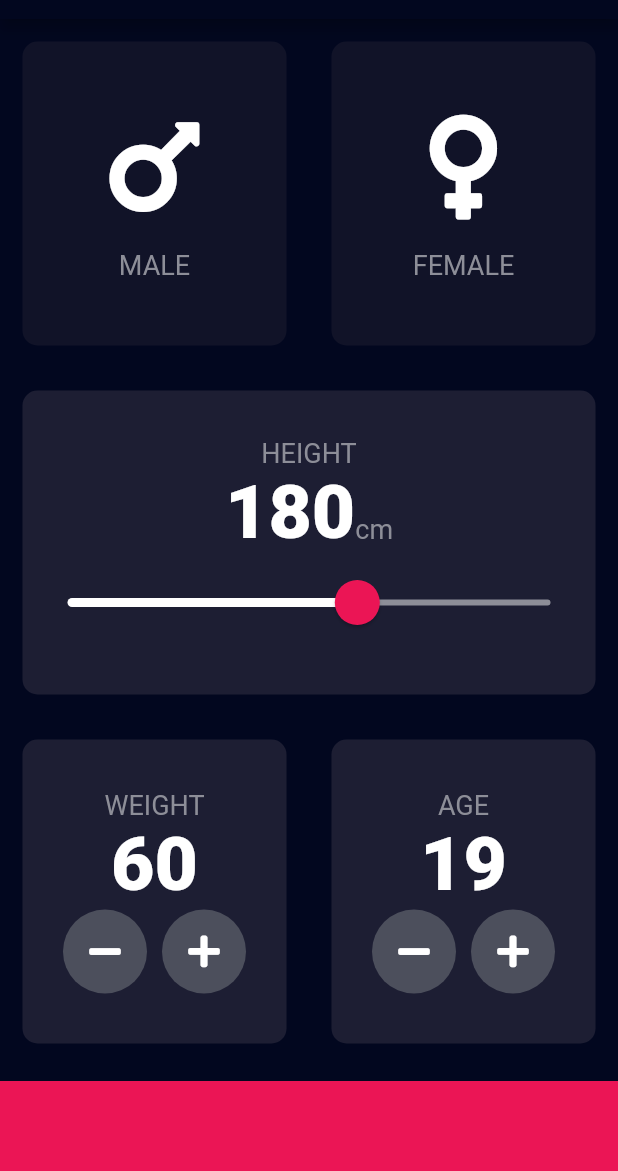
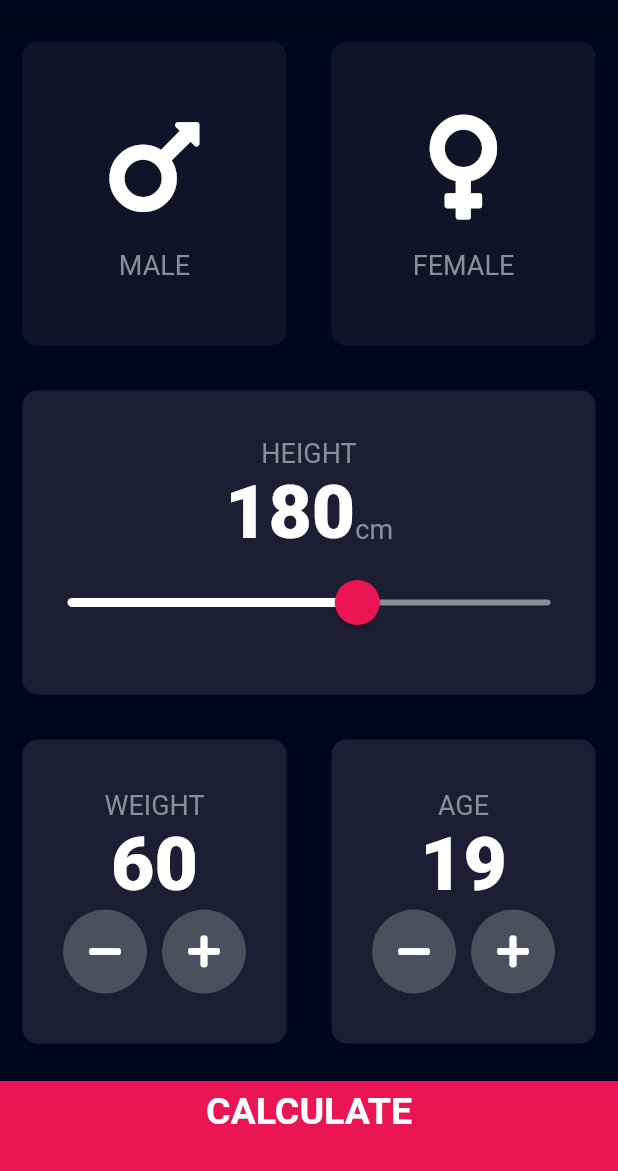
Before and after one commit to sirbuandrei/BmiCalculator, a Flutter app: the screen it shows after launch, on a phone screen of 412 x 824 dp, the part 65-1236 px from its top. Run offline on Flutter 3.47's test engine with Material 2 defaults, Android fonts, the phone set to English and light mode, and no system bars; our stand-ins replace font_awesome_flutter.

Commit message:
final app

```diff
--- /dev/null
+++ b/lib/component/bottom_button.dart
@@ -0,0 +1,26 @@
+import 'package:flutter/material.dart';
+import '../constants.dart';
+
+class BottomButton extends StatelessWidget {
+  BottomButton({@required this.onTap, @required this.buttonTitle});
+
+  final Function onTap;
+  final String buttonTitle;
+
+  @override
+  Widget build(BuildContext context) {
+    return GestureDetector(
+      onTap: onTap,
+      child: Container(
+        child: Center(
+            child: Text(buttonTitle, style: kLargeButtonTextStyle,)
+        ),
+        color: kBottomContainerColor,
+        margin: EdgeInsets.only(top: 10.0),
+        padding: EdgeInsets.only(bottom: 20.0),
+        width: double.infinity,
+        height: kBottomContainerHeight,
+      ),
+    );
+  }
+}
--- a/lib/icon_content.dart
+++ b/lib/component/icon_content.dart
@@ -1,5 +1,5 @@
 import 'package:flutter/material.dart';
-import 'constants.dart';
+import '../constants.dart';
 
 class IconContent extends StatelessWidget{
   IconContent({this.icon, this.text});
--- a/lib/reusable_card.dart
+++ b/lib/component/reusable_card.dart
@@ -1,4 +1,5 @@
 import 'package:flutter/material.dart';
+import '../constants.dart';
 
 class ReusableCard extends StatelessWidget {
   const ReusableCard({@required this.colour, this.cardChild, this.onPress});
--- /dev/null
+++ b/lib/component/round_icon.dart
@@ -0,0 +1,24 @@
+import 'package:flutter/material.dart';
+import '../constants.dart';
+
+class RoundIconButton extends StatelessWidget {
+  RoundIconButton({@required this.icon, @required this.onPress});
+
+  final IconData icon;
+  final Function onPress;
+
+  @override
+  Widget build(BuildContext context) {
+    return RawMaterialButton(
+      child: Icon(icon),
+      onPressed: onPress,
+      elevation: 0.0,
+      constraints: BoxConstraints.tightFor(
+        width: 56.0,
+        height: 56.0,
+      ),
+      shape: CircleBorder(),
+      fillColor: Color(0xFF4C4F5C),
+    );
+  }
+}
--- a/lib/main.dart
+++ b/lib/main.dart
@@ -1,5 +1,5 @@
 import 'package:flutter/material.dart';
-import 'input_page.dart';
+import 'screens/input_page.dart';
 
 void main() => runApp(BMICalculator());
 
--- a/lib/input_page.dart
+++ b/lib/screens/input_page.dart
@@ -1,9 +1,13 @@
 import 'package:flutter/cupertino.dart';
 import 'package:flutter/material.dart';
 import 'package:font_awesome_flutter/font_awesome_flutter.dart';
-import 'icon_content.dart';
-import 'reusable_card.dart';
-import 'constants.dart';
+import '../component/icon_content.dart';
+import '../component/reusable_card.dart';
+import '../constants.dart';
+import 'results_page.dart';
+import '../component/bottom_button.dart';
+import '../component/round_icon.dart';
+import 'package:bmi_calcilator/calculator_brain.dart';
 
 enum Gender {
   male, female,
@@ -209,36 +213,24 @@ class _InputPageState extends State<InputPage>{
                 ],
               )
           ),
-          Container(
-            color: kBottomContainerColor,
-            margin: EdgeInsets.only(top: 10.0),
-            width: double.infinity,
-            height: kBottomContainerHeight,
+          BottomButton(
+            buttonTitle: "CALCULATE",
+            onTap: (){
+
+              CalculatorBrain calc =
+                    CalculatorBrain(height: height, weight: weight);
+
+              Navigator.push(context, MaterialPageRoute(builder: (context){
+                return ResultsPage(
+                  bmiResult: calc.calculateBMI(),
+                  resultText: calc.getResult(),
+                  interpretation: calc.getInterpretation(),
+                );
+              }));
+            },
           ),
         ],
       ),
     );
   }
 }
-
-class RoundIconButton extends StatelessWidget {
-  RoundIconButton({@required this.icon, @required this.onPress});
-
-  final IconData icon;
-  final Function onPress;
-
-  @override
-  Widget build(BuildContext context) {
-    return RawMaterialButton(
-      child: Icon(icon),
-      onPressed: onPress,
-      elevation: 0.0,
-      constraints: BoxConstraints.tightFor(
-        width: 56.0,
-        height: 56.0,
-      ),
-      shape: CircleBorder(),
-      fillColor: Color(0xFF4C4F5C),
-    );
-  }
-}
```
Also changed, not shown: lib/calculator_brain.dart (added, +36 -0 lines), lib/constants.dart (+25 -0 lines), lib/screens/results_page.dart (added, +69 -0 lines).
